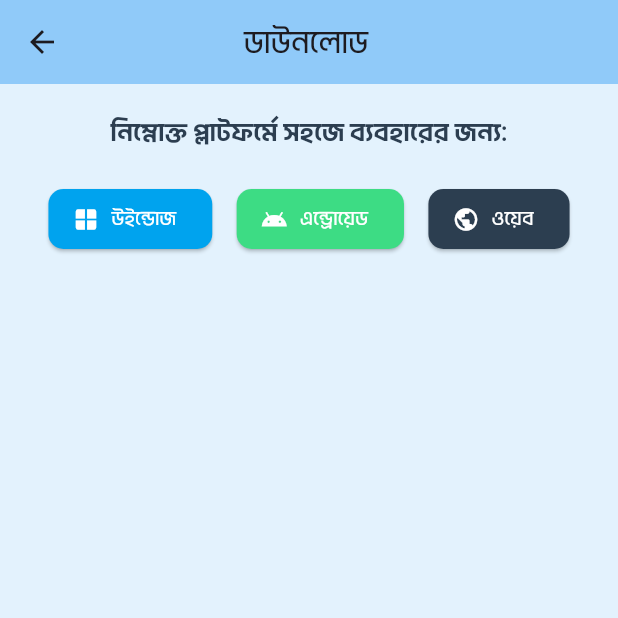
After one commit to ratulhasanruhan/goribli_studio, a Flutter app: the Download screen opened by its route, on a phone screen of 412 x 824 dp, the top half of it. The commit adds this screen. Run offline on Flutter 3.47's test engine with Material 3 defaults, Android fonts, the phone set to English and light mode, and no system bars; our stand-ins replace firebase_core, lottie; missing offline and left inert: file_saver; accounts and stored records are empty; network calls fail.

Commit message:
almost done

```diff
--- /dev/null
+++ b/lib/view/download.dart
@@ -0,0 +1,105 @@
+import 'package:flutter/material.dart';
+import 'package:goribli_studio/utils/app_colors.dart';
+import 'package:url_launcher/url_launcher.dart';
+
+class Download extends StatefulWidget {
+  const Download({super.key});
+
+  @override
+  State<Download> createState() => _DownloadState();
+}
+
+class _DownloadState extends State<Download> {
+
+  String raw_url = "https://raw.githubusercontent.com/ratulhasanruhan/goribli_studio/refs/heads/master/";
+
+  @override
+  Widget build(BuildContext context) {
+    return Scaffold(
+      backgroundColor: AppColors.primarySwatch.shade50,
+      appBar: AppBar(
+        backgroundColor: AppColors.primarySwatch.shade200,
+        centerTitle: true,
+        title: Text(
+          'ডাউনলোড ',
+        ),
+      ),
+      body: SingleChildScrollView(
+        child: Padding(
+          padding: const EdgeInsets.symmetric(
+            horizontal: 16.0,
+            vertical: 20,
+          ),
+          child: Center(
+            child: Column(
+              crossAxisAlignment: CrossAxisAlignment.center,
+              children: [
+                Text(
+                  'নিম্নোক্ত প্লাটফর্মে সহজে ব্যবহারের জন্য:',
+                  textAlign: TextAlign.center,
+                  style: TextStyle(
+                    fontSize: 18,
+                    fontWeight: FontWeight.bold,
+                  ),
+                ),
+                SizedBox(
+                  height: 20,
+                ),
+                Row(
+                  mainAxisAlignment: MainAxisAlignment.spaceEvenly,
+                  children: [
+                    ElevatedButton.icon(
+                      icon: Icon(Icons.window),
+                      label: Text(
+                        'উইন্ডোজ',
+                      ),
+                      style: ElevatedButton.styleFrom(
+                        shape: RoundedRectangleBorder(
+                          borderRadius: BorderRadius.circular(10),
+                        ),
+                        backgroundColor: Color(0xFF00A3EE)
+                      ),
+                      onPressed: () async{
+                        await launchUrl(Uri.parse('${raw_url}windows.zip'));
+                      },
+                    ),
+                    ElevatedButton.icon(
+                      icon: Icon(Icons.android),
+                      label: Text(
+                        'এন্ড্রোয়েড',
+                      ),
+                      style: ElevatedButton.styleFrom(
+                        shape: RoundedRectangleBorder(
+                          borderRadius: BorderRadius.circular(10),
+                        ),
+                        backgroundColor: Color(0xFF3DDC84)
+                      ),
+                      onPressed: ()async{
+                        await launchUrl(Uri.parse('${raw_url}android.apk'));
+                      },
+                    ),
+                    ElevatedButton.icon(
+                      icon: Icon(Icons.public),
+                      label: Text(
+                        'ওয়েব',
+                      ),
+                      style: ElevatedButton.styleFrom(
+                        shape: RoundedRectangleBorder(
+                          borderRadius: BorderRadius.circular(10),
+                        ),
+                        backgroundColor: AppColors.textColor
+                      ),
+                      onPressed: () async{
+                        await launchUrl(Uri.parse('https://goribli.web.app/'));
+                      },
+                    ),
+                  ],
+                )
+              ],
+            ),
+          ),
+        ),
+      ),
+    );
+  }
+}
--- a/lib/view/home.dart
+++ b/lib/view/home.dart
@@ -267,7 +267,7 @@ class _HomeState extends State<Home> {
                       ),
                     ),
                   ),
-                )
+                ),
               ],
             ),
           ),
--- a/lib/widgets/gorib_drawer.dart
+++ b/lib/widgets/gorib_drawer.dart
@@ -25,6 +25,12 @@ class GoribDrawer extends StatelessWidget {
             },
           ),
           ListTile(
+            title: Text("ডাউনলোড"),
+            onTap: () {
+              Navigator.of(context).pushNamed("/download");
+            },
+          ),
+          ListTile(
             title: Text("বিস্তারিত"),
             onTap: () {
               Navigator.of(context).pushNamed("/about");
--- a/pubspec.yaml
+++ b/pubspec.yaml
@@ -30,6 +30,8 @@ environment:
 dependencies:
   flutter:
     sdk: flutter
+  flutter_web_plugins:
+    sdk: flutter
 
 
   cupertino_icons: ^1.0.8
@@ -37,6 +39,7 @@ dependencies:
   lottie: ^3.2.0
   file_saver: ^0.2.14
   firebase_core: ^3.12.1
+  url_launcher: ^6.3.1
 
 
 dev_dependencies:
```
Also changed, not shown: lib/main.dart (+6 -1 lines), lib/view/about.dart (+130 -1 lines), firebase.json (added), lib/firebase_options.dart (added), pubspec.lock, 11 other files.
